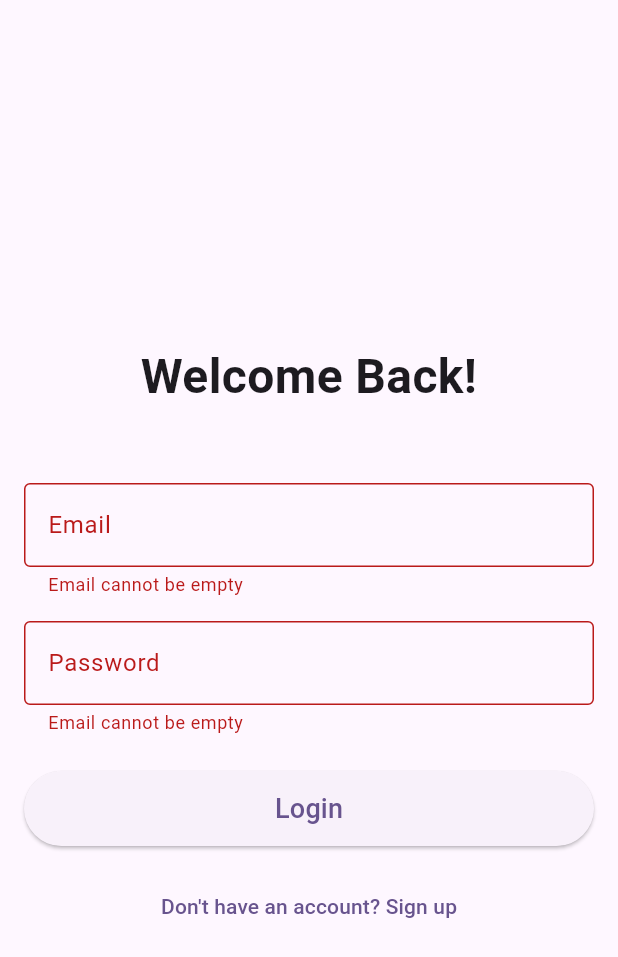
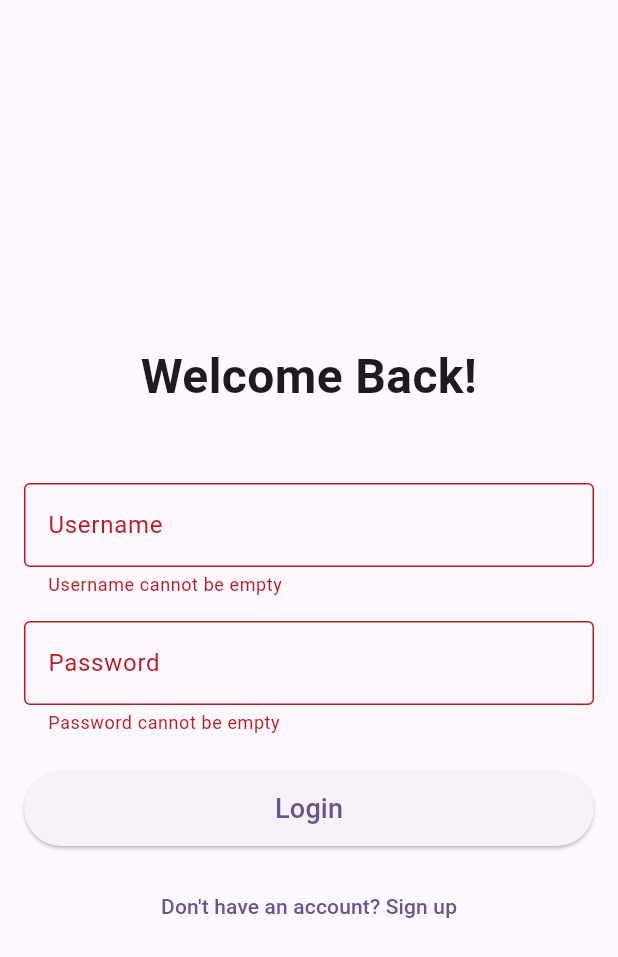
Before and after one commit to catx13/chat-app, a Flutter app: the screen it shows after launch, after a tap on "Login", on a phone screen of 412 x 824 dp. Shown: the top 957 px of the screen. Run offline on Flutter 3.47's test engine with Material 3 defaults, Android fonts, the phone set to English and light mode, and no system bars.

Commit message:
adding login username instead of email

```diff
--- a/chat_app_ayna/lib/pages/login.dart
+++ b/chat_app_ayna/lib/pages/login.dart
@@ -3,7 +3,6 @@ import 'package:flutter/material.dart';
 
 class LoginScreen extends StatelessWidget {
   final _formKey = GlobalKey<FormState>();
-
   LoginScreen({super.key});
   @override
   Widget build(BuildContext context) {
@@ -33,11 +32,11 @@ class LoginScreen extends StatelessWidget {
                 const SizedBox(height: 16.0),
                 TextFormField(
                   decoration: const InputDecoration(
-                    labelText: 'Email',
+                    labelText: 'Username',
                     border: OutlineInputBorder(),
                   ),
                   validator: (value) {
-                    return Validators.emailValidator(value);
+                    return Validators.usernameValidator(value);
                   },
                   keyboardType: TextInputType.emailAddress,
                 ),
@@ -48,7 +47,7 @@ class LoginScreen extends StatelessWidget {
                     border: OutlineInputBorder(),
                   ),
                   validator: (value) {
-                    return Validators.emailValidator(value);
+                    return Validators.password(value);
                   },
                   obscureText: true,
                 ),
--- a/chat_app_ayna/lib/utils/validators.dart
+++ b/chat_app_ayna/lib/utils/validators.dart
@@ -1,13 +1,10 @@
 class Validators {
-  static String? emailValidator(String? email) {
-    if (email == null || email.isEmpty) {
-      return 'Email cannot be empty';
+  static String? usernameValidator(String? username) {
+    if (username == null || username.isEmpty) {
+      return 'Username cannot be empty';
     }
-    bool emailValid =
-        RegExp(r'^[a-zA-Z0-9._%-]+@[a-zA-Z0-9.-]+\.[a-zA-Z]{2,4}$')
-            .hasMatch(email);
-    if (!emailValid) {
-      return 'Please enter a valid email';
+    if (username.length < 8) {
+      return 'Username must be atleast 8 characters';
     }
 
     return null;
--- a/chat_app_ayna/pubspec.yaml
+++ b/chat_app_ayna/pubspec.yaml
@@ -30,6 +30,11 @@ environment:
 dependencies:
   flutter:
     sdk: flutter
+  flutter_bloc: ^8.0.0
+  hive: ^2.0.0
+  hive_flutter: ^1.0.0
+  path_provider: ^2.0.0
+  web_socket_channel: ^2.1.0
 
 
   # The following adds the Cupertino Icons font to your application.
```
Also changed, not shown: chat_app_ayna/lib/blocs/auth_bloc.dart (added, +14 -0 lines), chat_app_ayna/lib/blocs/chat_bloc.dart (added, +17 -0 lines), chat_app_ayna/lib/models/message.dart (added, +13 -0 lines), 1 other file.
